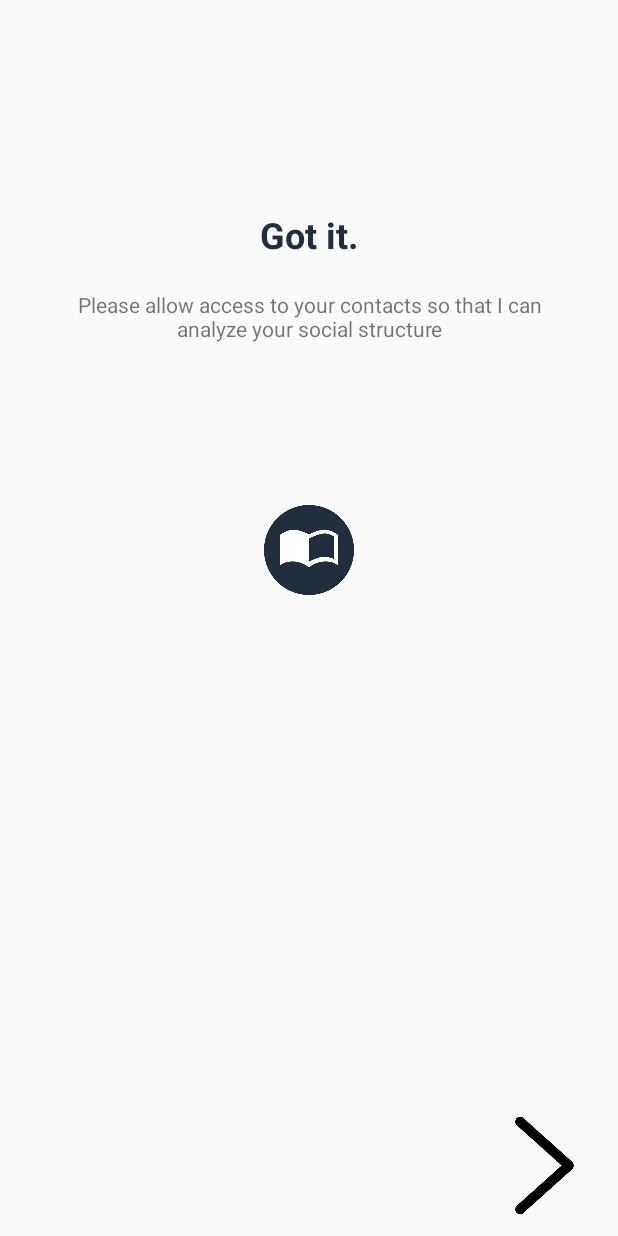
After one commit to EpixP3/Ami, an Android app: the fragment SetupContactsFragmentPermission placed in its activity, on a phone screen of 412 x 824 dp. The commit adds this screen. Run offline under Robolectric (Android 15) with nearby library versions, the phone set to English and light mode, and no system bars.

Commit message:
private void getContactList() {     ContentResolver cr = getContentResolver();     Cursor cur = cr.query(ContactsContract.Contacts.CONTENT_URI,             null, null, null, null);
    if ((cur != null ? cur.getCount() : 0) > 0) {
        while (cur != null && cur.moveToNext()) {
            String id = cur.getString(
                    cur.getColumnIndex(ContactsContract.Contacts._ID));
            String name = cur.getString(cur.getColumnIndex(
                    ContactsContract.Contacts.DISPLAY_NAME));

            if (cur.getInt(cur.getColumnIndex(
                    ContactsContract.Contacts.HAS_PHONE_NUMBER)) > 0) {
                Cursor pCur = cr.query(
                        ContactsContract.CommonDataKinds.Phone.CONTENT_URI,
                        null,
                        ContactsContract.CommonDataKinds.Phone.CONTACT_ID + " = ?",
                        new String[]{id}, null);
                while (pCur.moveToNext()) {
                    String phoneNo = pCur.getString(pCur.getColumnIndex(
                            ContactsContract.CommonDataKinds.Phone.NUMBER));
                    Log.i(TAG, "Name: " + name);
                    Log.i(TAG, "Phone Number: " + phoneNo);
                }
                pCur.close();
            }
        }
    }
    if(cur!=null){
        cur.close();
    }
}

```diff
--- a/app/src/main/AndroidManifest.xml
+++ b/app/src/main/AndroidManifest.xml
@@ -3,6 +3,7 @@
     package="com.f4pl0.ami">
     <uses-permission android:name="android.permission.INTERNET"/>
     <uses-permission android:name="android.permission.ACCESS_FINE_LOCATION"/>
+    <uses-permission android:name="android.permission.READ_CONTACTS" />
 
     <application
         android:allowBackup="true"
--- a/app/src/main/java/com/f4pl0/ami/SetupActivity.java
+++ b/app/src/main/java/com/f4pl0/ami/SetupActivity.java
@@ -1,13 +1,11 @@
 package com.f4pl0.ami;
 
-import android.Manifest;
 import android.content.Context;
 import android.content.pm.PackageManager;
 import android.location.Address;
 import android.location.Geocoder;
 import android.location.Location;
 import android.location.LocationManager;
-import android.support.v4.app.ActivityCompat;
 import android.support.v4.app.Fragment;
 import android.support.v4.app.FragmentActivity;
 import android.os.Bundle;
@@ -17,6 +15,7 @@ import android.widget.ImageButton;
 import android.widget.Toast;
 
 import com.f4pl0.ami.Fragments.SetupAgeFragment;
+import com.f4pl0.ami.Fragments.SetupContactsFragmentPermission;
 import com.f4pl0.ami.Fragments.SetupLocationFragment;
 import com.f4pl0.ami.Fragments.SetupNameFragment;
 import com.f4pl0.ami.Fragments.SetupOccupationFragment;
@@ -106,7 +105,7 @@ public class SetupActivity extends FragmentActivity {
                             //Change fragment with a nice little animation
                             FragmentTransaction transaction = getSupportFragmentManager().beginTransaction();
                             transaction.setCustomAnimations(R.anim.enter_from_right, R.anim.exit_to_left);
-                            fragment = new SetupLocationFragment();
+                            fragment = new SetupContactsFragmentPermission();
                             transaction.replace(R.id.setupFragment, fragment);
                             transaction.addToBackStack(null);
                             transaction.commit();
--- /dev/null
+++ b/app/src/main/res/layout/fragment_setup_contacts_fragment_permission.xml
@@ -0,0 +1,64 @@
+<?xml version="1.0" encoding="utf-8"?>
+<FrameLayout xmlns:android="http://schemas.android.com/apk/res/android"
+    xmlns:app="http://schemas.android.com/apk/res-auto"
+    xmlns:tools="http://schemas.android.com/tools"
+    android:layout_width="match_parent"
+    android:layout_height="match_parent"
+    tools:context=".Fragments.SetupContactsFragmentPermission">
+
+    <!-- TODO: Update blank fragment layout -->
+
+    <android.support.constraint.ConstraintLayout
+        android:layout_width="match_parent"
+        android:layout_height="match_parent">
+
+        <TextView
+            android:id="@+id/textView4"
+            android:layout_width="0dp"
+            android:layout_height="wrap_content"
+            android:layout_marginStart="50dp"
+            android:layout_marginLeft="50dp"
+            android:layout_marginTop="24dp"
+            android:layout_marginEnd="50dp"
+            android:layout_marginRight="50dp"
+            android:gravity="center_horizontal"
+            android:text="Please allow access to your contacts so that I can analyze your social structure"
+            app:layout_constraintEnd_toEndOf="parent"
+            app:layout_constraintStart_toStartOf="parent"
+            app:layout_constraintTop_toBottomOf="@+id/coolTxt2" />
+
+        <TextView
+            android:id="@+id/coolTxt2"
+            android:layout_width="wrap_content"
+            android:layout_height="29dp"
+            android:layout_marginStart="167dp"
+            android:layout_marginLeft="167dp"
+            android:layout_marginTop="140dp"
+            android:layout_marginEnd="167dp"
+            android:layout_marginRight="167dp"
+            android:text="Got it."
+            android:textColor="@color/colorAccent"
+            android:textSize="24sp"
+            android:textStyle="bold"
+            app:layout_constraintEnd_toEndOf="parent"
+            app:layout_constraintStart_toStartOf="parent"
+            app:layout_constraintTop_toTopOf="parent" />
+
+        <ImageButton
+            android:id="@+id/getContactsBtn"
+            android:layout_width="60dp"
+            android:layout_height="60dp"
+            android:layout_marginStart="162dp"
+            android:layout_marginLeft="162dp"
+            android:layout_marginTop="108dp"
+            android:layout_marginEnd="162dp"
+            android:layout_marginRight="162dp"
+            android:background="@android:color/transparent"
+            android:scaleType="centerInside"
+            android:src="@drawable/contacts_icon"
+            android:visibility="visible"
+            app:layout_constraintEnd_toEndOf="parent"
+            app:layout_constraintStart_toStartOf="parent"
+            app:layout_constraintTop_toBottomOf="@+id/textView4" />
+    </android.support.constraint.ConstraintLayout>
+</FrameLayout>
```
Also changed, not shown: app/src/main/java/com/f4pl0/ami/Fragments/SetupContactsFragmentPermission.java (added, +69 -0 lines), app/src/main/res/drawable/contacts_icon.png (added).
